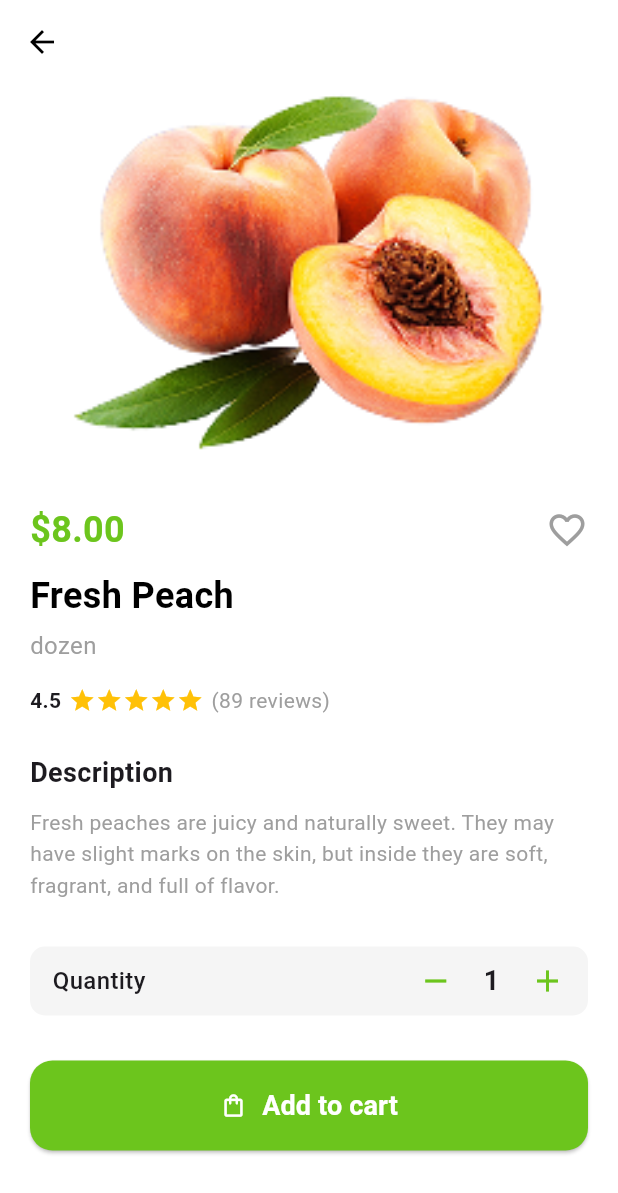
After one commit to VinHa28/big-cart, a Flutter app: the ProductDetailScreen screen opened directly with sample values from the repository, on a phone screen of 412 x 824 dp. The commit adds this screen. Shown: the top 1193 px of the screen. Run offline on Flutter 3.47's test engine with Material 3 defaults, Android fonts, the phone set to English and light mode, and no system bars; our stand-ins replace carousel_slider, flutter_svg.

Commit message:
UI product details

```diff
--- a/app/lib/mock/mock_data.dart
+++ b/app/lib/mock/mock_data.dart
@@ -1,32 +1,5 @@
 import 'package:app/models/category.dart';
 import 'package:app/models/product.dart';
-
-List<Product> mockProducts = [
-  Product(
-    id: "1",
-    name: "Táo đỏ",
-    description: "Táo nhập khẩu",
-    price: 50000,
-    unit: "kg",
-    stock: 10,
-    image:
-        "https://res.cloudinary.com/vinhhv2807/image/upload/v1774017667/avacoda_zk98k7.png",
-    categoryId: "c1",
-    isActive: true,
-  ),
-  Product(
-    id: "2",
-    name: "Cá hồi",
-    description: "Cá hồi tươi",
-    price: 200000,
-    unit: "kg",
-    stock: 5,
-    image:
-        "https://res.cloudinary.com/vinhhv2807/image/upload/v1774017667/avacoda_zk98k7.png",
-    categoryId: "c2",
-    isActive: true,
-  ),
-];
 
 final List<Category> dummyCategories = [
   Category(
@@ -84,7 +57,8 @@ final List<Product> dummyProducts = [
   Product(
     id: '1',
     name: 'Fresh Peach',
-    description: '',
+    description:
+        'Fresh peaches are juicy and naturally sweet. They may have slight marks on the skin, but inside they are soft, fragrant, and full of flavor.',
     price: 8.0,
     unit: 'dozen',
     stock: 10,
@@ -95,7 +69,8 @@ final List<Product> dummyProducts = [
   Product(
     id: '2',
     name: 'Avocado',
-    description: '',
+    description:
+        'Avocados are creamy and rich in healthy fats. Their slightly rough skin hides a smooth, buttery texture perfect for salads and spreads.',
     price: 7.0,
     unit: '2.0 lbs',
     stock: 5,
@@ -106,7 +81,8 @@ final List<Product> dummyProducts = [
   Product(
     id: '3',
     name: 'Pineapple',
-    description: '',
+    description:
+        'Pineapples are tropical fruits with a sweet and tangy taste. Their tough outer skin protects the juicy, refreshing flesh inside.',
     price: 7.0,
     unit: '2.0 lbs',
     stock: 5,
@@ -117,7 +93,8 @@ final List<Product> dummyProducts = [
   Product(
     id: '4',
     name: 'Black Grapes',
-    description: '',
+    description:
+        'Black grapes are small, sweet, and packed with antioxidants. They may have a natural dusty coating but are fresh and delicious.',
     price: 7.0,
     unit: '2.0 lbs',
     stock: 5,
@@ -128,7 +105,8 @@ final List<Product> dummyProducts = [
   Product(
     id: '5',
     name: 'Pomegranate',
-    description: '',
+    description:
+        'Pomegranates have a tough outer shell with juicy ruby-red seeds inside. They offer a sweet and slightly tart flavor.',
     price: 7.0,
     unit: '2.0 lbs',
     stock: 5,
@@ -137,9 +115,10 @@ final List<Product> dummyProducts = [
     isActive: true,
   ),
   Product(
-    id: '2',
-    name: 'Fresh B roccoli',
-    description: '',
+    id: '6',
+    name: 'Fresh Broccoli',
+    description:
+        'Fresh broccoli is crisp and full of nutrients. Its deep green florets are perfect for steaming, stir-frying, or adding to healthy meals.',
     price: 7.0,
     unit: '2.0 lbs',
     stock: 5,
--- /dev/null
+++ b/app/lib/screens/product_detail_screen.dart
@@ -0,0 +1,228 @@
+import 'package:app/constants/app_colors.dart';
+import 'package:app/models/product.dart';
+import 'package:flutter/material.dart';
+
+class ProductDetailScreen extends StatefulWidget {
+  final Product product;
+
+  const ProductDetailScreen({super.key, required this.product});
+
+  @override
+  State<ProductDetailScreen> createState() => _ProductDetailScreenState();
+}
+
+class _ProductDetailScreenState extends State<ProductDetailScreen> {
+  int quantity = 1;
+
+  @override
+  Widget build(BuildContext context) {
+    return Scaffold(
+      backgroundColor: Colors.white,
+      appBar: AppBar(
+        backgroundColor: Colors.white,
+        elevation: 0,
+        leading: IconButton(
+          icon: const Icon(Icons.arrow_back, color: Colors.black),
+          onPressed: () => Navigator.pop(context),
+        ),
+      ),
+      body: SingleChildScrollView(
+        child: Column(
+          crossAxisAlignment: CrossAxisAlignment.start,
+          children: [
+            // 1. Ảnh sản phẩm lớn (Không có background màu)
+            Center(
+              child: Hero(
+                tag: widget.product.id,
+                child: Image.asset(
+                  widget.product.image,
+                  height: 250,
+                  fit: BoxFit.contain,
+                ),
+              ),
+            ),
+
+            const SizedBox(height: 30),
+
+            // 2. Nội dung chi tiết
+            Container(
+              padding: const EdgeInsets.symmetric(horizontal: 20),
+              child: Column(
+                crossAxisAlignment: CrossAxisAlignment.start,
+                children: [
+                  // Giá và Icon yêu thích
+                  Row(
+                    mainAxisAlignment: MainAxisAlignment.spaceBetween,
+                    children: [
+                      Text(
+                        '\$${widget.product.price.toStringAsFixed(2)}',
+                        style: const TextStyle(
+                          color: AppColors.primary,
+                          fontSize: 24,
+                          fontWeight: FontWeight.bold,
+                        ),
+                      ),
+                      const Icon(
+                        Icons.favorite_border,
+                        color: Colors.grey,
+                        size: 28,
+                      ),
+                    ],
+                  ),
+                  const SizedBox(height: 10),
+
+                  // Tên sản phẩm
+                  Text(
+                    widget.product.name,
+                    style: const TextStyle(
+                      fontSize: 24,
+                      fontWeight: FontWeight.bold,
+                      color: Colors.black,
+                    ),
+                  ),
+                  const SizedBox(height: 5),
+
+                  // Đơn vị (Unit)
+                  Text(
+                    widget.product.unit,
+                    style: const TextStyle(fontSize: 16, color: Colors.grey),
+                  ),
+                  const SizedBox(height: 15),
+
+                  // 3. Đánh giá (Rating)
+                  Row(
+                    children: [
+                      const Text(
+                        "4.5",
+                        style: TextStyle(fontWeight: FontWeight.bold),
+                      ),
+                      const SizedBox(width: 5),
+                      Row(
+                        children: List.generate(
+                          5,
+                          (index) => const Icon(
+                            Icons.star,
+                            color: Colors.amber,
+                            size: 18,
+                          ),
+                        ),
+                      ),
+                      const SizedBox(width: 5),
+                      const Text(
+                        "(89 reviews)",
+                        style: TextStyle(color: Colors.grey),
+                      ),
+                    ],
+                  ),
+                  const SizedBox(height: 25),
+
+                  // 4. Mô tả sản phẩm
+                  const Text(
+                    "Description",
+                    style: TextStyle(fontSize: 18, fontWeight: FontWeight.bold),
+                  ),
+                  const SizedBox(height: 10),
+                  Text(
+                    widget.product.description.isEmpty
+                        ? ""
+                        : widget.product.description,
+                    style: const TextStyle(color: Colors.grey, height: 1.5),
+                  ),
+                  const SizedBox(height: 30),
+
+                  // 5. Chọn số lượng
+                  _buildQuantitySelector(),
+
+                  const SizedBox(height: 30),
+
+                  // 6. Nút Add to Cart
+                  _buildAddToCartButton(),
+                  const SizedBox(height: 20),
+                ],
+              ),
+            ),
+          ],
+        ),
+      ),
+    );
+  }
+
+  // Widget chọn số lượng
+  Widget _buildQuantitySelector() {
+    return Container(
+      padding: const EdgeInsets.symmetric(horizontal: 15, vertical: 10),
+      decoration: BoxDecoration(
+        color: Colors.grey[100],
+        borderRadius: BorderRadius.circular(10),
+      ),
+      child: Row(
+        mainAxisAlignment: MainAxisAlignment.spaceBetween,
+        children: [
+          const Text(
+            "Quantity",
+            style: TextStyle(fontSize: 16, fontWeight: FontWeight.w500),
+          ),
+          Row(
+            children: [
+              _quantityBtn(Icons.remove, () {
+                if (quantity > 1) setState(() => quantity--);
+              }),
+              Padding(
+                padding: const EdgeInsets.symmetric(horizontal: 20),
+                child: Text(
+                  "$quantity",
+                  style: const TextStyle(
+                    fontSize: 18,
+                    fontWeight: FontWeight.bold,
+                  ),
+                ),
+              ),
+              _quantityBtn(Icons.add, () {
+                setState(() => quantity++);
+              }),
+            ],
+          ),
+        ],
+      ),
+    );
+  }
+
+  Widget _quantityBtn(IconData icon, VoidCallback onTap) {
+    return InkWell(
+      onTap: onTap,
+      child: Icon(icon, color: AppColors.primary),
+    );
+  }
+
+  // Widget Nút Add to Cart
+  Widget _buildAddToCartButton() {
+    return SizedBox(
+      width: double.infinity,
+      height: 60,
+      child: ElevatedButton(
+        onPressed: () {},
+        style: ElevatedButton.styleFrom(
+          backgroundColor: AppColors.primary,
+          shape: RoundedRectangleBorder(
+            borderRadius: BorderRadius.circular(15),
+          ),
+        ),
+        child: Row(
+          mainAxisAlignment: MainAxisAlignment.center,
+          children: const [
+            Icon(Icons.shopping_bag_outlined, color: Colors.white),
+            SizedBox(width: 10),
+            Text(
+              "Add to cart",
+              style: TextStyle(
+                color: Colors.white,
+                fontSize: 18,
+                fontWeight: FontWeight.bold,
+              ),
+            ),
+          ],
+        ),
+      ),
+    );
+  }
+}
--- a/app/lib/widgets/product_card.dart
+++ b/app/lib/widgets/product_card.dart
@@ -1,4 +1,5 @@
 import 'package:app/models/product.dart';
+import 'package:app/screens/product_detail_screen.dart';
 import 'package:flutter/material.dart';
 import '../constants/app_colors.dart';
 
@@ -10,7 +11,16 @@ class ProductCard extends StatelessWidget {
 
   @override
   Widget build(BuildContext context) {
-    return Container(
+    return GestureDetector(
+      onTap: () {
+        Navigator.push(
+          context,
+          MaterialPageRoute(
+            builder: (context) => ProductDetailScreen(product: product),
+          ),
+        );
+      },
+      child: Container(
         decoration: BoxDecoration(
           color: const Color(0xFFF5F5F5), // Màu nền xám nhạt như hình
           borderRadius: BorderRadius.circular(15),
@@ -65,7 +75,10 @@ class ProductCard extends StatelessWidget {
                       // Đơn vị (Unit)
                       Text(
                         product.unit,
-                      style: const TextStyle(color: Colors.grey, fontSize: 12),
+                        style: const TextStyle(
+                          color: Colors.grey,
+                          fontSize: 12,
+                        ),
                       ),
                     ],
                   ),
@@ -102,6 +115,7 @@ class ProductCard extends StatelessWidget {
             ),
           ],
         ),
+      ),
     );
   }
 }
```
Lines whose indentation alone changed are shown as unchanged.
